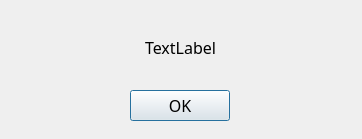
This is src/ok-dialog.ui in sc0000/hfmdd-video-system as Qt 5 draws it before an edit. The edited form follows.
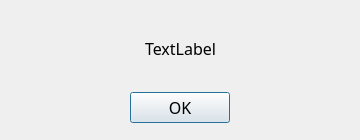
This is the edited form.

```diff
--- a/src/ok-dialog.ui
+++ b/src/ok-dialog.ui
@@ -6,8 +6,8 @@
    <rect>
     <x>0</x>
     <y>0</y>
-    <width>362</width>
-    <height>139</height>
+    <width>360</width>
+    <height>140</height>
    </rect>
   </property>
   <property name="minimumSize">
@@ -25,17 +25,20 @@
   <widget class="QWidget" name="verticalLayoutWidget">
    <property name="geometry">
     <rect>
-     <x>20</x>
+     <x>10</x>
      <y>10</y>
-     <width>321</width>
-     <height>111</height>
+     <width>341</width>
+     <height>121</height>
     </rect>
    </property>
    <layout class="QVBoxLayout" name="verticalLayout">
+    <property name="sizeConstraint">
+     <enum>QLayout::SetNoConstraint</enum>
+    </property>
     <item>
      <widget class="QLabel" name="messageLabel">
       <property name="sizePolicy">
-       <sizepolicy hsizetype="Preferred" vsizetype="Expanding">
+       <sizepolicy hsizetype="Expanding" vsizetype="Expanding">
         <horstretch>0</horstretch>
         <verstretch>0</verstretch>
        </sizepolicy>
@@ -63,7 +66,7 @@
        <number>0</number>
       </property>
       <property name="bottomMargin">
-       <number>0</number>
+       <number>8</number>
       </property>
       <item>
        <widget class="QPushButton" name="okButton">
```
